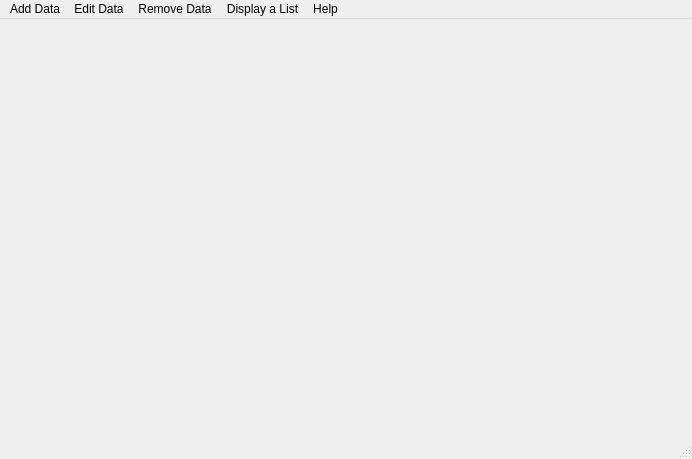
Qt form UI/mainwindow.ui (JonOrnBrynjarsson/vN1w3H51) before a commit.
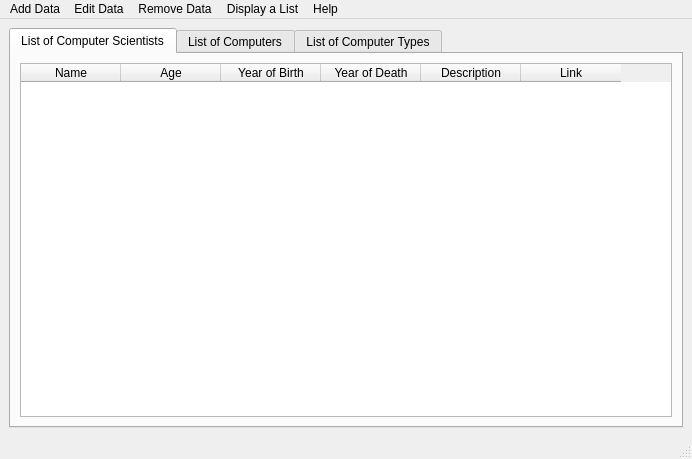
The same form after that commit.

Commit message: Main menu, og add scientist.

```diff
--- a/UI/mainwindow.ui
+++ b/UI/mainwindow.ui
@@ -16,7 +16,74 @@
   <property name="windowTitle">
    <string>Computers and Scientists Database</string>
   </property>
-  <widget class="QWidget" name="centralwidget"/>
+  <widget class="QWidget" name="centralwidget">
+   <layout class="QVBoxLayout" name="verticalLayout">
+    <item>
+     <widget class="QTabWidget" name="MainMenuSelection">
+      <property name="currentIndex">
+       <number>0</number>
+      </property>
+      <widget class="QWidget" name="computerSci">
+       <property name="accessibleName">
+        <string>Computer Scientists</string>
+       </property>
+       <attribute name="title">
+        <string>List of Computer Scientists</string>
+       </attribute>
+       <layout class="QGridLayout" name="gridLayout">
+        <item row="0" column="0">
+         <widget class="QTableWidget" name="databasePrint">
+          <column>
+           <property name="text">
+            <string>Name</string>
+           </property>
+          </column>
+          <column>
+           <property name="text">
+            <string>Age</string>
+           </property>
+          </column>
+          <column>
+           <property name="text">
+            <string>Year of Birth</string>
+           </property>
+          </column>
+          <column>
+           <property name="text">
+            <string>Year of Death</string>
+           </property>
+          </column>
+          <column>
+           <property name="text">
+            <string>Description</string>
+           </property>
+          </column>
+          <column>
+           <property name="text">
+            <string>Link</string>
+           </property>
+          </column>
+         </widget>
+        </item>
+       </layout>
+      </widget>
+      <widget class="QWidget" name="Computers">
+       <property name="accessibleName">
+        <string/>
+       </property>
+       <attribute name="title">
+        <string>List of Computers</string>
+       </attribute>
+      </widget>
+      <widget class="QWidget" name="ComputerTypes">
+       <attribute name="title">
+        <string>List of Computer Types</string>
+       </attribute>
+      </widget>
+     </widget>
+    </item>
+   </layout>
+  </widget>
   <widget class="QMenuBar" name="menubar">
    <property name="geometry">
     <rect>
```
The commit also changes 13 other files.
